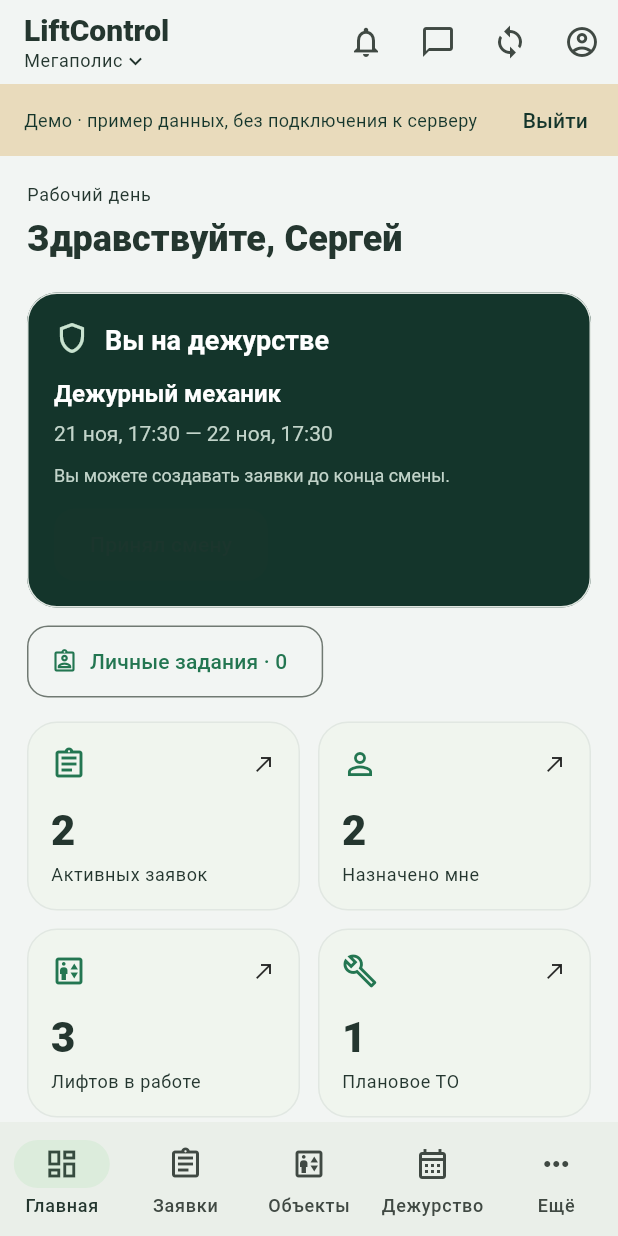
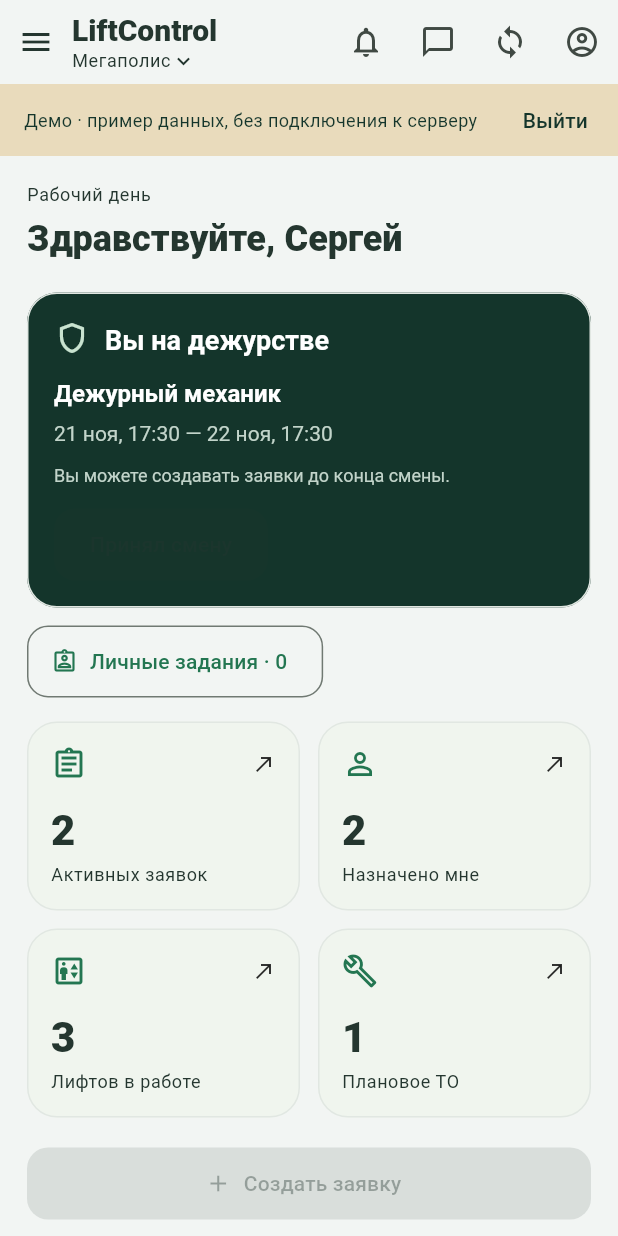
Before and after one commit to sergeyviktorovich87/LiftControl, a Flutter app: the screen it shows after launch, after a tap on "Войти", after a tap on "Посмотреть интерфейс", on a phone screen of 412 x 824 dp. Run offline on Flutter 3.47's test engine with Material 3 defaults, Android fonts, the phone set to English and light mode, and no system bars; our stand-ins replace flutter_secure_storage, image_picker.

Commit message:
Replace Android bottom tabs with a slide-out menu

```diff
--- a/mobile/lib/ui/shell.dart
+++ b/mobile/lib/ui/shell.dart
@@ -257,7 +257,6 @@ class _LiftShellState extends State<LiftShell> with WidgetsBindingObserver {
 
   Widget _shell(BuildContext context) => LayoutBuilder(
     builder: (context, box) {
-      final wide = box.maxWidth >= 760;
       final commissionedOnly = c.me['commissioning_only'] == true;
       final hasCommissioning = c.me['can_commissioning'] == true;
       final navIndex = commissionedOnly
@@ -291,15 +290,50 @@ class _LiftShellState extends State<LiftShell> with WidgetsBindingObserver {
               _ => MorePage(controller: c),
             };
       return Scaffold(
+        drawer: Builder(
+          builder: (drawerContext) => NavigationDrawer(
+            selectedIndex: navIndex,
+            onDestinationSelected: (index) {
+              setState(() => _index = index);
+              Scaffold.of(drawerContext).closeDrawer();
+            },
+            children: [
+              Padding(
+                padding: const EdgeInsets.fromLTRB(28, 20, 20, 12),
+                child: Text(
+                  'Разделы',
+                  style: Theme.of(context).textTheme.titleLarge,
+                ),
+              ),
+              for (var index = 0; index < navLabels.length; index++)
+                NavigationDrawerDestination(
+                  icon: Icon(navIcons[index]),
+                  label: Text(navLabels[index]),
+                ),
+            ],
+          ),
+        ),
         appBar: AppBar(
+          leadingWidth: 48,
+          titleSpacing: 0,
+          leading: Builder(
+            builder: (scaffoldContext) => IconButton(
+              tooltip: 'Открыть боковое меню',
+              icon: const Icon(Icons.menu),
+              onPressed: () => Scaffold.of(scaffoldContext).openDrawer(),
+            ),
+          ),
           title: Column(
             crossAxisAlignment: CrossAxisAlignment.start,
             children: [
-              const Text(
+              Text(
                 'LiftControl',
                 maxLines: 1,
                 overflow: TextOverflow.ellipsis,
-                style: TextStyle(fontWeight: FontWeight.w800, fontSize: 20),
+                style: TextStyle(
+                  fontWeight: FontWeight.w800,
+                  fontSize: box.maxWidth < 360 ? 17 : 20,
+                ),
               ),
               InkWell(
                 key: const Key('organization-switch'),
@@ -434,63 +468,18 @@ class _LiftShellState extends State<LiftShell> with WidgetsBindingObserver {
                 ),
               ),
             Expanded(
-              child: Row(
-                crossAxisAlignment: CrossAxisAlignment.stretch,
-                children: [
-                  if (wide && navLabels.length > 1)
-                    Container(
-                      color: forest,
-                      child: NavigationRail(
-                        backgroundColor: forest,
-                        selectedIndex: navIndex,
-                        onDestinationSelected: (i) =>
-                            setState(() => _index = i),
-                        labelType: NavigationRailLabelType.all,
-                        selectedIconTheme: const IconThemeData(color: forest),
-                        unselectedIconTheme: const IconThemeData(
-                          color: Color(0xFFBCD1C3),
-                        ),
-                        unselectedLabelTextStyle: const TextStyle(
-                          color: Color(0xFFBCD1C3),
-                        ),
-                        selectedLabelTextStyle: const TextStyle(
-                          color: Colors.white,
-                        ),
-                        destinations: List.generate(
-                          navLabels.length,
-                          (i) => NavigationRailDestination(
-                            icon: Icon(navIcons[i]),
-                            label: Text(navLabels[i]),
-                          ),
-                        ),
-                      ),
-                    ),
-                  Expanded(
-                    child: Center(
-                      child: ConstrainedBox(
-                        constraints: const BoxConstraints(maxWidth: 1040),
-                        child: page,
-                      ),
-                    ),
+              child: SafeArea(
+                top: false,
+                child: Center(
+                  child: ConstrainedBox(
+                    constraints: const BoxConstraints(maxWidth: 1040),
+                    child: page,
                   ),
-                ],
+                ),
               ),
             ),
           ],
         ),
-        bottomNavigationBar: wide || navLabels.length < 2
-            ? null
-            : NavigationBar(
-                selectedIndex: navIndex,
-                onDestinationSelected: (i) => setState(() => _index = i),
-                destinations: List.generate(
-                  navLabels.length,
-                  (i) => NavigationDestination(
-                    icon: Icon(navIcons[i]),
-                    label: navLabels[i],
-                  ),
-                ),
-              ),
       );
     },
   );
```
Also changed, not shown: 2 other files.
